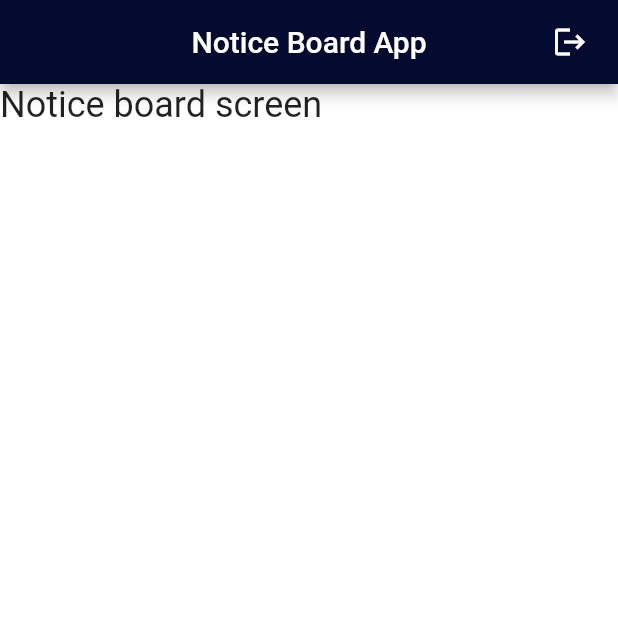
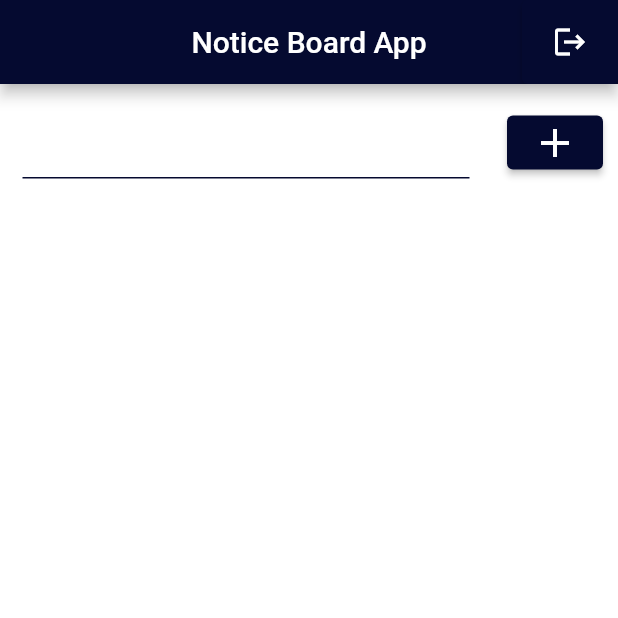
Before and after one commit to aamirpinger/flutter-slide-code, a Flutter app: the NoticeBoardScreen screen opened by its route, on a phone screen of 412 x 824 dp, the top half of it. Run offline on Flutter 3.47's test engine with Material 2 defaults, Android fonts, the phone set to English and light mode, and no system bars; our stand-ins replace cloud_firestore, firebase_auth, firebase_core, flutter_easyloading, rflutter_alert; accounts and stored records are empty.

Commit message:
add notice record to firestore

```diff
--- a/lib/constants/configs.dart
+++ b/lib/constants/configs.dart
@@ -1,3 +1,8 @@
 abstract class Configs {
   static const logoImage = 'assets/images/logo.png';
+  static const notificationsCollection = 'notifications';
+
+  static const notificationField = 'notification';
+  static const emailField = 'email';
+  static const timestampField = 'timestamp';
 }
--- a/lib/constants/error_strings.dart
+++ b/lib/constants/error_strings.dart
@@ -9,4 +9,5 @@ abstract class ErrorStrings {
   static String enterValidCredentials = "Enter valid credentials.";
   static String userNotFound = 'User not found. or credentials are incorrect';
   static String emailCannotBeEmpty = 'Email cannot be empty.';
+  static String unableToAdd = 'Unable to add record.';
 }
--- /dev/null
+++ b/lib/core/services/db_service.dart
@@ -0,0 +1,43 @@
+import 'package:cloud_firestore/cloud_firestore.dart';
+import 'package:firebase_auth/firebase_auth.dart';
+import 'package:flutter/material.dart';
+import 'package:my_app/constants/configs.dart';
+import 'package:my_app/constants/error_strings.dart';
+
+abstract class DBBase {
+  Future<String?> addNotification(String notification, String uid);
+}
+
+class DBService implements DBBase {
+  static final DBService instance = DBService._internal();
+  final FirebaseFirestore _firestore = FirebaseFirestore.instance;
+
+  factory DBService() {
+    return instance;
+  }
+
+  DBService._internal() {
+    // This method could be use to set initial values if any.
+  }
+
+  @override
+  Future<String?> addNotification(String notification, String email) async {
+    try {
+      final response =
+          await _firestore.collection(Configs.notificationsCollection).add({
+        Configs.notificationField: notification,
+        Configs.emailField: email,
+        Configs.timestampField: DateTime.now(),
+      });
+
+      if (response.id == null) {
+        throw Exception(ErrorStrings.unableToAdd);
+      }
+
+      return response.id;
+    } catch (e) {
+      debugPrint('${ErrorStrings.someThingWrong}: $e');
+      rethrow;
+    }
+  }
+}
--- a/lib/ui/screens/notice_board_screen.dart
+++ b/lib/ui/screens/notice_board_screen.dart
@@ -2,8 +2,10 @@ import 'package:flutter/material.dart';
 import 'package:flutter_easyloading/flutter_easyloading.dart';
 import 'package:my_app/constants/app_strings.dart';
 import 'package:my_app/core/services/auth_service.dart';
+import 'package:my_app/core/services/db_service.dart';
 import 'package:my_app/ui/screens/login_screen.dart';
 import 'package:my_app/ui/widgets/custom_button.dart';
+import 'package:my_app/ui/widgets/custom_text_field.dart';
 import 'package:rflutter_alert/rflutter_alert.dart';
 
 class NoticeBoardScreen extends StatefulWidget {
@@ -15,12 +17,16 @@ class NoticeBoardScreen extends StatefulWidget {
 
 class _NoticeBoardScreenState extends State<NoticeBoardScreen> {
   AuthService authService = AuthService();
+  DBService dbService = DBService();
+  TextEditingController inputFieldController = TextEditingController();
+
+  String notification = '';
 
   @override
   Widget build(BuildContext context) {
     return Scaffold(
       // this helps show keyboard appear at top and do not affect other widgets
-      resizeToAvoidBottomInset: false,
+      resizeToAvoidBottomInset: true,
       appBar: AppBar(
         leading: null,
         automaticallyImplyLeading: false,
@@ -51,9 +57,45 @@ class _NoticeBoardScreenState extends State<NoticeBoardScreen> {
           ),
         ],
       ),
-      body: Text(
-        'Notice board screen',
-        style: TextStyle(fontSize: 24),
+      body: Column(
+        mainAxisAlignment: MainAxisAlignment.start,
+        crossAxisAlignment: CrossAxisAlignment.stretch,
+        children: [
+          Row(
+            mainAxisAlignment: MainAxisAlignment.start,
+            crossAxisAlignment: CrossAxisAlignment.center,
+            mainAxisSize: MainAxisSize.min,
+            children: [
+              Expanded(
+                child: CustomTextField(
+                  controller: inputFieldController,
+                  onChange: (value) {
+                    setState(() {
+                      notification = value;
+                    });
+                  },
+                ),
+              ),
+              Padding(
+                padding: const EdgeInsets.symmetric(horizontal: 10.0),
+                child: CustomButton(
+                  backgroundColor: Theme.of(context).primaryColor,
+                  title: Icon(
+                    Icons.add,
+                    size: 32,
+                  ),
+                  onPress: () {
+                    dbService.addNotification(
+                      notification,
+                      authService.currentUser!.email!,
+                    );
+                    inputFieldController.clear();
+                  },
+                ),
+              ),
+            ],
+          ),
+        ],
       ),
     );
   }
```
